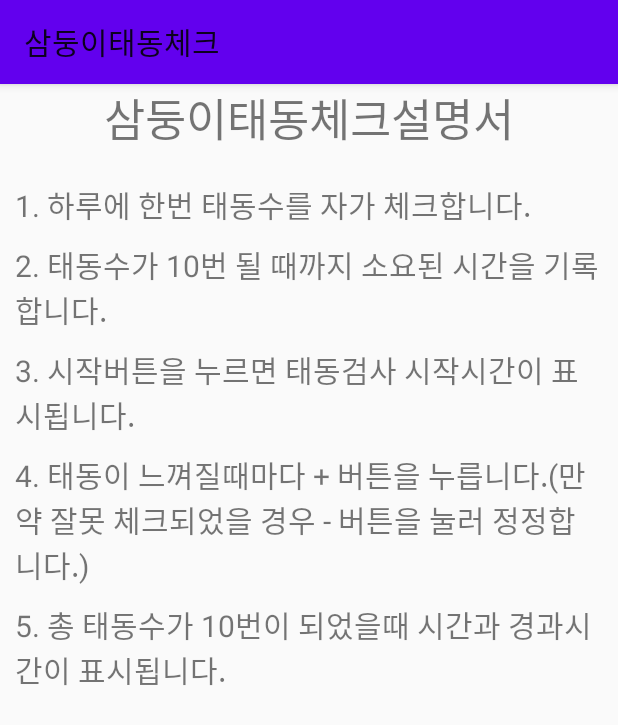
After one commit to whsMCU/tripletschecker, an Android app: the DescriptionActivity screen opened directly, with no data from a screen before it, on a phone screen of 412 x 824 dp. The commit adds this screen. Shown: the top 725 px of the screen. Run offline under Robolectric (Android 15) with nearby library versions, the phone set to English and light mode, and no system bars.

Commit message:
사용설명서 추가 및 배포

```diff
--- a/app/build.gradle
+++ b/app/build.gradle
@@ -10,8 +10,8 @@ android {
         applicationId "com.checker.tripletschecker"
         minSdkVersion 24
         targetSdkVersion 29
-        versionCode 3
-        versionName "3.0"
+        versionCode 4
+        versionName "4.0"
 
         testInstrumentationRunner "androidx.test.runner.AndroidJUnitRunner"
     }
--- /dev/null
+++ b/app/src/main/java/com/checker/tripletschecker/DescriptionActivity.java
@@ -0,0 +1,14 @@
+package com.checker.tripletschecker;
+
+import androidx.appcompat.app.AppCompatActivity;
+
+import android.os.Bundle;
+
+public class DescriptionActivity extends AppCompatActivity {
+
+    @Override
+    protected void onCreate(Bundle savedInstanceState) {
+        super.onCreate(savedInstanceState);
+        setContentView(R.layout.activity_description);
+    }
+}
--- /dev/null
+++ b/app/src/main/res/layout/activity_description.xml
@@ -0,0 +1,60 @@
+<?xml version="1.0" encoding="utf-8"?>
+<LinearLayout
+    xmlns:android="http://schemas.android.com/apk/res/android"
+    xmlns:tools="http://schemas.android.com/tools"
+    android:layout_width="match_parent"
+    android:layout_height="match_parent"
+    android:orientation="vertical">
+
+    <TextView
+        android:layout_width="wrap_content"
+        android:layout_height="wrap_content"
+        android:layout_gravity="center_horizontal"
+        android:text="삼둥이태동체크설명서"
+        android:textSize="30dp"/>
+
+    <TextView
+        android:layout_width="wrap_content"
+        android:layout_height="wrap_content"
+        android:layout_marginTop="20dp"
+        android:layout_marginStart="10dp"
+        android:layout_marginEnd="10dp"
+        android:text="1. 하루에 한번 태동수를 자가 체크합니다."
+        android:textSize="20dp"/>
+    <TextView
+        android:layout_width="wrap_content"
+        android:layout_height="wrap_content"
+        android:layout_marginTop="10dp"
+        android:layout_marginStart="10dp"
+        android:layout_marginEnd="10dp"
+        android:text="2. 태동수가 10번 될 때까지 소요된 시간을 기록합니다."
+        android:textSize="20dp"/>
+
+    <TextView
+        android:layout_width="wrap_content"
+        android:layout_height="wrap_content"
+        android:layout_marginTop="10dp"
+        android:layout_marginStart="10dp"
+        android:layout_marginEnd="10dp"
+        android:text="3. 시작버튼을 누르면 태동검사 시작시간이 표시됩니다."
+        android:textSize="20dp"/>
+
+    <TextView
+        android:layout_width="wrap_content"
+        android:layout_height="wrap_content"
+        android:layout_marginTop="10dp"
+        android:layout_marginStart="10dp"
+        android:layout_marginEnd="10dp"
+        android:text="4. 태동이 느껴질때마다 + 버튼을 누릅니다.(만약 잘못 체크되었을 경우 - 버튼을 눌러 정정합니다.)"
+        android:textSize="20dp"/>
+
+    <TextView
+        android:layout_width="wrap_content"
+        android:layout_height="wrap_content"
+        android:layout_marginTop="10dp"
+        android:layout_marginStart="10dp"
+        android:layout_marginEnd="10dp"
+        android:text="5. 총 태동수가 10번이 되었을때 시간과 경과시간이 표시됩니다."
+        android:textSize="20dp"/>
+
+</LinearLayout>
--- /dev/null
+++ b/app/src/main/res/menu/menu_option.xml
@@ -0,0 +1,6 @@
+<?xml version="1.0" encoding="utf-8"?>
+<menu xmlns:android="http://schemas.android.com/apk/res/android">
+    <item android:id="@+id/description" android:title="설명서" />
+    <item android:id="@+id/logout" android:title="종료" />
+
+</menu>
```
Also changed, not shown: app/src/main/AndroidManifest.xml (+5 -3 lines), app/src/main/java/com/checker/tripletschecker/MainActivity.java (+26 -3 lines), 2 other files.
